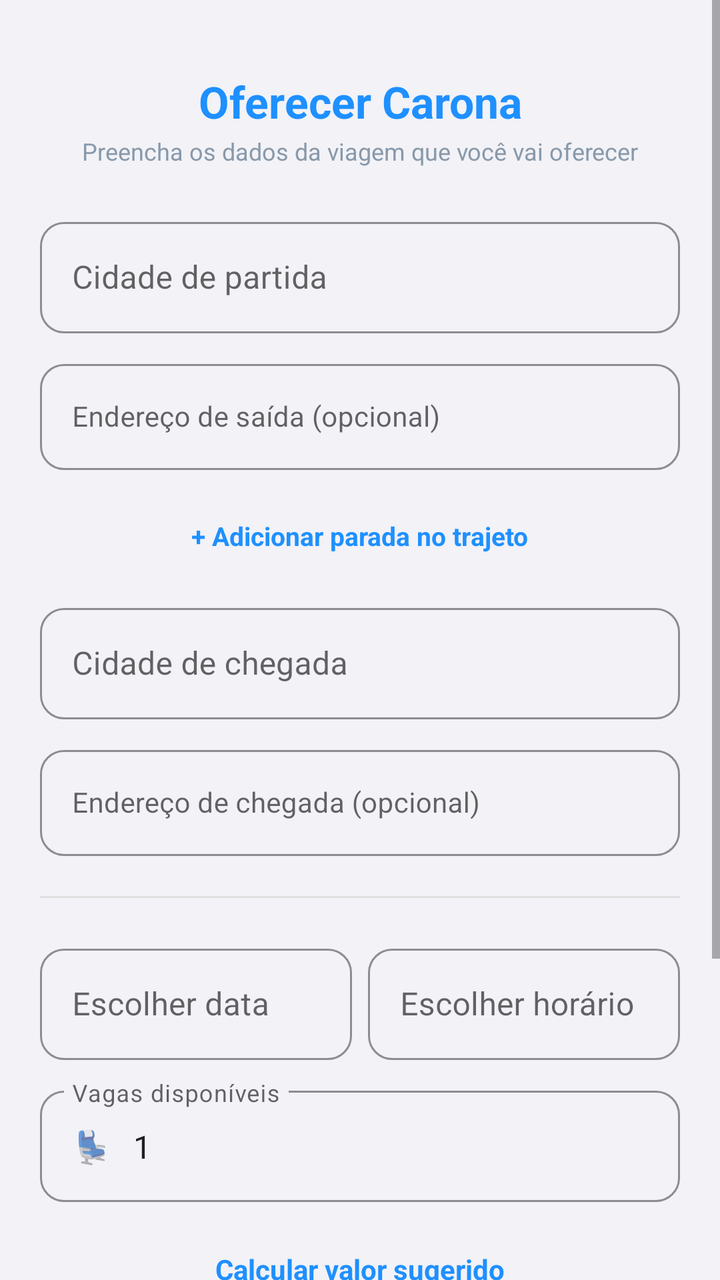
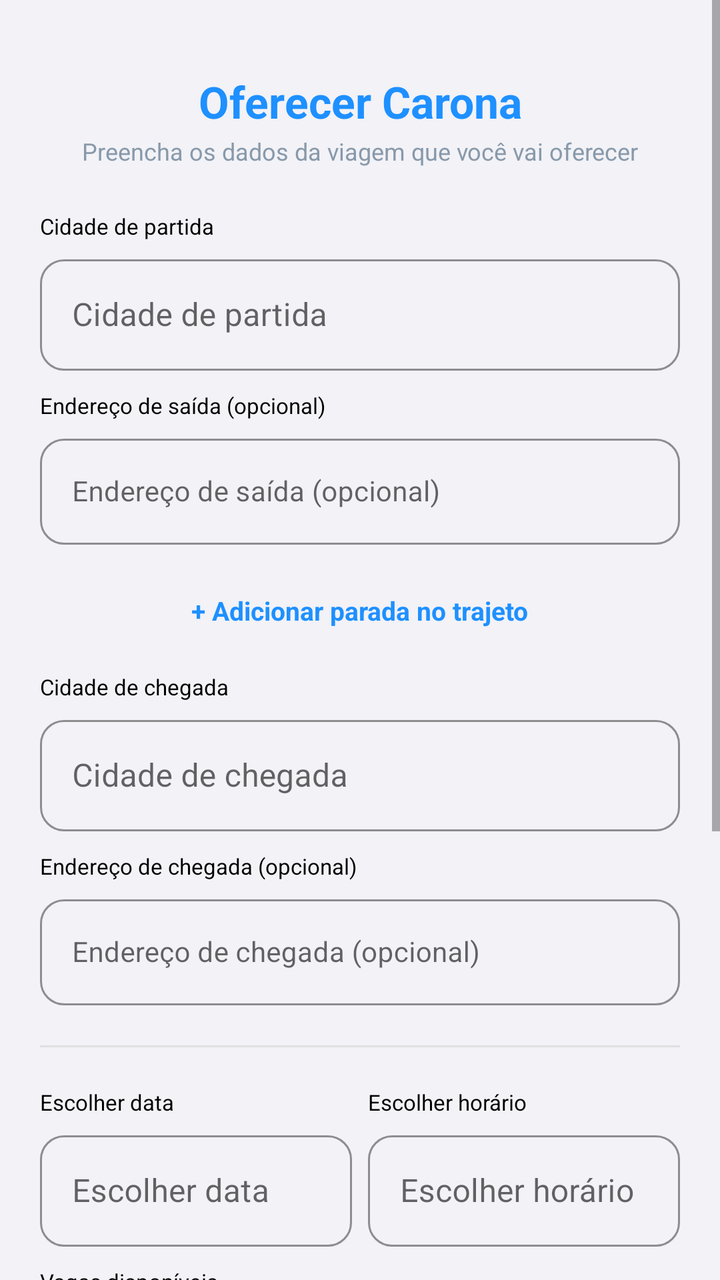

Before-and-after screenshots of an Android layout around one commit, followed by the original layout XML and the change that was made.
<!-- AndroidManifest.xml: application theme Theme.Caronas -->
<!-- res/layout/activity_oferecer_carona.xml -->
<?xml version="1.0" encoding="utf-8"?>
<ScrollView xmlns:android="http://schemas.android.com/apk/res/android"
    xmlns:app="http://schemas.android.com/apk/res-auto"
    android:id="@+id/scrollRoot"
    android:layout_width="match_parent"
    android:layout_height="match_parent"
    android:clipToPadding="false"
    android:background="@color/fundo_cinza_claro">

    <LinearLayout
        android:layout_width="match_parent"
        android:layout_height="wrap_content"
        android:orientation="vertical"
        android:paddingHorizontal="20dp"
        android:paddingBottom="24dp">

        <TextView
            android:layout_width="match_parent"
            android:layout_height="wrap_content"
            android:text="@string/oferecer_titulo"
            android:textColor="@color/azul_neon"
            android:textSize="22sp"
            android:textStyle="bold"
            android:gravity="center"
            android:paddingTop="36dp"
            android:layout_marginBottom="2dp" />

        <TextView
            android:layout_width="match_parent"
            android:layout_height="wrap_content"
            android:text="@string/oferecer_subtitulo"
            android:textColor="#8899AA"
            android:textSize="12sp"
            android:gravity="center"
            android:layout_marginBottom="22dp" />

        <com.google.android.material.textfield.TextInputLayout
            style="@style/Widget.MaterialComponents.TextInputLayout.OutlinedBox"
            android:layout_width="match_parent"
            android:layout_height="wrap_content"
            app:boxCornerRadiusTopStart="12dp"
            app:boxCornerRadiusTopEnd="12dp"
            app:boxCornerRadiusBottomStart="12dp"
            app:boxCornerRadiusBottomEnd="12dp"
            app:boxStrokeColor="@color/azul_neon"
            app:hintTextColor="@color/azul_neon"
            app:prefixText="🚩  "
            android:hint="@string/oferecer_origem_hint">

            <com.google.android.material.textfield.TextInputEditText
                android:id="@+id/etCidadeOrigem"
                android:layout_width="match_parent"
                android:layout_height="wrap_content"
                android:inputType="textCapWords"
                android:maxLines="1" />

        </com.google.android.material.textfield.TextInputLayout>

        <com.google.android.material.textfield.TextInputLayout
            style="@style/Widget.MaterialComponents.TextInputLayout.OutlinedBox"
            android:layout_width="match_parent"
            android:layout_height="wrap_content"
            android:layout_marginTop="10dp"
            app:boxCornerRadiusTopStart="12dp"
            app:boxCornerRadiusTopEnd="12dp"
            app:boxCornerRadiusBottomStart="12dp"
            app:boxCornerRadiusBottomEnd="12dp"
            app:boxStrokeColor="#B0BEC5"
            app:hintTextColor="#78909C"
            app:prefixText="📍  "
            android:hint="@string/oferecer_endereco_origem_hint">

            <com.google.android.material.textfield.TextInputEditText
                android:id="@+id/etEnderecoOrigem"
                android:layout_width="match_parent"
                android:layout_height="wrap_content"
                android:textSize="14sp"
                android:inputType="textCapSentences"
                android:maxLines="1" />

        </com.google.android.material.textfield.TextInputLayout>

        
        <LinearLayout
            android:id="@+id/containerParadas"
            android:layout_width="match_parent"
            android:layout_height="wrap_content"
            android:orientation="vertical"
            android:layout_marginTop="14dp" />

        <TextView
            android:id="@+id/btnAdicionarParada"
            android:layout_width="wrap_content"
            android:layout_height="wrap_content"
            android:layout_gravity="center"
            android:text="@string/oferecer_botao_adicionar_parada"
            android:textColor="@color/azul_neon"
            android:textStyle="bold"
            android:textSize="13sp"
            android:padding="10dp"
            android:layout_marginBottom="8dp"
            android:clickable="true"
            android:focusable="true" />

        <com.google.android.material.textfield.TextInputLayout
            style="@style/Widget.MaterialComponents.TextInputLayout.OutlinedBox"
            android:layout_width="match_parent"
            android:layout_height="wrap_content"
            android:layout_marginTop="4dp"
            app:boxCornerRadiusTopStart="12dp"
            app:boxCornerRadiusTopEnd="12dp"
            app:boxCornerRadiusBottomStart="12dp"
            app:boxCornerRadiusBottomEnd="12dp"
            app:boxStrokeColor="@color/azul_neon"
            app:hintTextColor="@color/azul_neon"
            app:prefixText="🏁  "
            android:hint="@string/oferecer_destino_hint">

            <com.google.android.material.textfield.TextInputEditText
                android:id="@+id/etCidadeDestino"
                android:layout_width="match_parent"
                android:layout_height="wrap_content"
                android:inputType="textCapWords"
                android:maxLines="1" />

        </com.google.android.material.textfield.TextInputLayout>

        <com.google.android.material.textfield.TextInputLayout
            style="@style/Widget.MaterialComponents.TextInputLayout.OutlinedBox"
            android:layout_width="match_parent"
            android:layout_height="wrap_content"
            android:layout_marginTop="10dp"
            android:layout_marginBottom="20dp"
            app:boxCornerRadiusTopStart="12dp"
            app:boxCornerRadiusTopEnd="12dp"
            app:boxCornerRadiusBottomStart="12dp"
            app:boxCornerRadiusBottomEnd="12dp"
            app:boxStrokeColor="#B0BEC5"
            app:hintTextColor="#78909C"
            app:prefixText="📍  "
            android:hint="@string/oferecer_endereco_destino_hint">

            <com.google.android.material.textfield.TextInputEditText
                android:id="@+id/etEnderecoDestino"
                android:layout_width="match_parent"
                android:layout_height="wrap_content"
                android:textSize="14sp"
                android:inputType="textCapSentences"
                android:maxLines="1" />

        </com.google.android.material.textfield.TextInputLayout>

        <View
            android:layout_width="match_parent"
            android:layout_height="1dp"
            android:background="#E0E0E0"
            android:layout_marginBottom="20dp" />

        <LinearLayout
            android:layout_width="match_parent"
            android:layout_height="wrap_content"
            android:orientation="horizontal"
            android:layout_marginBottom="10dp">

            <com.google.android.material.textfield.TextInputLayout
                style="@style/Widget.MaterialComponents.TextInputLayout.OutlinedBox"
                android:layout_width="0dp"
                android:layout_weight="1"
                android:layout_height="wrap_content"
                android:layout_marginEnd="8dp"
                app:boxCornerRadiusTopStart="12dp"
                app:boxCornerRadiusTopEnd="12dp"
                app:boxCornerRadiusBottomStart="12dp"
                app:boxCornerRadiusBottomEnd="12dp"
                app:boxStrokeColor="@color/azul_neon"
                app:hintTextColor="@color/azul_neon"
                app:prefixText="📅  "
                android:hint="@string/oferecer_escolher_data">

                <com.google.android.material.textfield.TextInputEditText
                    android:id="@+id/tvData"
                    android:layout_width="match_parent"
                    android:layout_height="wrap_content"
                    android:focusable="false"
                    android:cursorVisible="false"
                    android:maxLines="1" />

            </com.google.android.material.textfield.TextInputLayout>

            <com.google.android.material.textfield.TextInputLayout
                style="@style/Widget.MaterialComponents.TextInputLayout.OutlinedBox"
                android:layout_width="0dp"
                android:layout_weight="1"
                android:layout_height="wrap_content"
                app:boxCornerRadiusTopStart="12dp"
                app:boxCornerRadiusTopEnd="12dp"
                app:boxCornerRadiusBottomStart="12dp"
                app:boxCornerRadiusBottomEnd="12dp"
                app:boxStrokeColor="@color/azul_neon"
                app:hintTextColor="@color/azul_neon"
                app:prefixText="🕐  "
                android:hint="@string/oferecer_escolher_hora">

                <com.google.android.material.textfield.TextInputEditText
                    android:id="@+id/tvHora"
                    android:layout_width="match_parent"
                    android:layout_height="wrap_content"
                    android:focusable="false"
                    android:cursorVisible="false"
                    android:maxLines="1" />

            </com.google.android.material.textfield.TextInputLayout>

        </LinearLayout>

        <com.google.android.material.textfield.TextInputLayout
            style="@style/Widget.MaterialComponents.TextInputLayout.OutlinedBox"
            android:layout_width="match_parent"
            android:layout_height="wrap_content"
            android:layout_marginBottom="16dp"
            app:boxCornerRadiusTopStart="12dp"
            app:boxCornerRadiusTopEnd="12dp"
            app:boxCornerRadiusBottomStart="12dp"
            app:boxCornerRadiusBottomEnd="12dp"
            app:boxStrokeColor="@color/azul_neon"
            app:hintTextColor="@color/azul_neon"
            app:prefixText="💺  "
            android:hint="@string/oferecer_vagas_hint">

            <com.google.android.material.textfield.TextInputEditText
                android:id="@+id/etVagas"
                android:layout_width="match_parent"
                android:layout_height="wrap_content"
                android:text="1"
                android:inputType="number"
                android:maxLength="1"
                android:maxLines="1" />

        </com.google.android.material.textfield.TextInputLayout>

        <TextView
            android:id="@+id/btnCalcularSugestao"
            android:layout_width="wrap_content"
            android:layout_height="wrap_content"
            android:layout_gravity="center"
            android:text="@string/oferecer_botao_calcular_sugestao"
            android:textColor="@color/azul_neon"
            android:textStyle="bold"
            android:padding="8dp"
            android:clickable="true"
            android:focusable="true" />

        
        <LinearLayout
            android:id="@+id/layoutSugestao"
            android:layout_width="match_parent"
            android:layout_height="wrap_content"
            android:orientation="vertical"
            android:padding="10dp"
            android:background="#141E90FF"
            android:layout_marginBottom="10dp"
            android:visibility="gone" />

        <com.google.android.material.textfield.TextInputLayout
            style="@style/Widget.MaterialComponents.TextInputLayout.OutlinedBox"
            android:layout_width="match_parent"
            android:layout_height="wrap_content"
            android:layout_marginBottom="24dp"
            app:boxCornerRadiusTopStart="12dp"
            app:boxCornerRadiusTopEnd="12dp"
            app:boxCornerRadiusBottomStart="12dp"
            app:boxCornerRadiusBottomEnd="12dp"
            app:boxStrokeColor="@color/azul_neon"
            app:hintTextColor="@color/azul_neon"
            app:prefixText="💰  "
            android:hint="@string/oferecer_valor_hint">

            <com.google.android.material.textfield.TextInputEditText
                android:id="@+id/etValorPorVaga"
                android:layout_width="match_parent"
                android:layout_height="wrap_content"
                android:inputType="numberDecimal"
                android:maxLines="1" />

        </com.google.android.material.textfield.TextInputLayout>

        <Button
            android:id="@+id/btnPublicar"
            android:layout_width="match_parent"
            android:layout_height="52dp"
            android:text="@string/oferecer_botao_publicar"
            android:textColor="#FFFFFF"
            android:textStyle="bold"
            android:textSize="15sp"
            android:background="@drawable/botao_azul_neon"
            android:layout_marginBottom="16dp" />

        <ProgressBar
            android:id="@+id/progressBar"
            android:layout_width="wrap_content"
            android:layout_height="wrap_content"
            android:layout_gravity="center"
            android:visibility="gone" />

        
        <TextView
            android:layout_width="match_parent"
            android:layout_height="wrap_content"
            android:text="@string/autocomplete_atribuicao"
            android:textColor="#8899AA"
            android:textSize="10sp"
            android:gravity="center"
            android:autoLink="web"
            android:layout_marginTop="12dp" />

    </LinearLayout>
</ScrollView>
<!-- resources referenced by this layout -->
<resources>
  <color name="azul_neon">#1E90FF</color>
  <color name="fundo_cinza_claro">#F2F2F7</color>
  <!-- drawable botao_azul_neon (drawable) -->
  <?xml version="1.0" encoding="utf-8"?>
  <shape xmlns:android="http://schemas.android.com/apk/res/android">
      <solid android:color="#1E90FF" />
      <corners android:radius="25dp" />
      <stroke android:width="2dp" android:color="#66C7FF" />
      <padding android:left="16dp" android:right="16dp" android:top="12dp" android:bottom="12dp" />
  </shape>
  <string name="autocomplete_atribuicao">Sugestões de endereço por https://locationiq.com</string>
  <string name="oferecer_botao_adicionar_parada">+ Adicionar parada no trajeto</string>
  <string name="oferecer_botao_calcular_sugestao">Calcular valor sugerido</string>
  <string name="oferecer_botao_publicar">Publicar Carona</string>
  <string name="oferecer_destino_hint">Cidade de chegada</string>
  <string name="oferecer_endereco_destino_hint">Endereço de chegada (opcional)</string>
  <string name="oferecer_endereco_origem_hint">Endereço de saída (opcional)</string>
  <string name="oferecer_escolher_data">Escolher data</string>
  <string name="oferecer_escolher_hora">Escolher horário</string>
  <string name="oferecer_origem_hint">Cidade de partida</string>
  <string name="oferecer_subtitulo">Preencha os dados da viagem que você vai oferecer</string>
  <string name="oferecer_titulo">Oferecer Carona</string>
  <string name="oferecer_vagas_hint">Vagas disponíveis</string>
  <string name="oferecer_valor_hint">Valor por vaga (R$)</string>
  <style name="Theme.Caronas" parent="Theme.MaterialComponents.DayNight.NoActionBar">
          <item name="colorPrimary">@color/azul_neon</item>
          <item name="colorPrimaryVariant">@color/azul_neon_escuro</item>
          <item name="colorOnPrimary">@color/white</item>
          <item name="colorSecondary">@color/azul_neon</item>
          <item name="colorSecondaryVariant">@color/azul_neon_escuro</item>
          <item name="colorOnSecondary">@color/white</item>
          <item name="android:statusBarColor">@color/fundo_escuro</item>
          <item name="android:windowBackground">@color/fundo_escuro</item>
      </style>
  <color name="azul_neon_escuro">#0D47A1</color>
  <color name="white">#FFFFFFFF</color>
  <color name="fundo_escuro">#0A0E1A</color>
</resources>

<!-- the commit's change to res/layout/activity_oferecer_carona.xml (unified diff, before → after) -->
@@ -34,6 +34,10 @@
             android:gravity="center"
             android:layout_marginBottom="22dp" />
 
+        <TextView
+            style="@style/RotuloCampoCaronas"
+            android:text="@string/oferecer_origem_hint" />
+
         <com.google.android.material.textfield.TextInputLayout
             style="@style/Widget.MaterialComponents.TextInputLayout.OutlinedBox"
             android:layout_width="match_parent"
@@ -56,11 +60,15 @@
 
         </com.google.android.material.textfield.TextInputLayout>
 
-        <com.google.android.material.textfield.TextInputLayout
-            style="@style/Widget.MaterialComponents.TextInputLayout.OutlinedBox"
-            android:layout_width="match_parent"
-            android:layout_height="wrap_content"
+        <TextView
+            style="@style/RotuloCampoCaronas"
             android:layout_marginTop="10dp"
+            android:text="@string/oferecer_endereco_origem_hint" />
+
+        <com.google.android.material.textfield.TextInputLayout
+            style="@style/Widget.MaterialComponents.TextInputLayout.OutlinedBox"
+            android:layout_width="match_parent"
+            android:layout_height="wrap_content"
             app:boxCornerRadiusTopStart="12dp"
             app:boxCornerRadiusTopEnd="12dp"
             app:boxCornerRadiusBottomStart="12dp"
@@ -102,11 +110,15 @@
             android:clickable="true"
             android:focusable="true" />
 
-        <com.google.android.material.textfield.TextInputLayout
-            style="@style/Widget.MaterialComponents.TextInputLayout.OutlinedBox"
-            android:layout_width="match_parent"
-            android:layout_height="wrap_content"
+        <TextView
+            style="@style/RotuloCampoCaronas"
             android:layout_marginTop="4dp"
+            android:text="@string/oferecer_destino_hint" />
+
+        <com.google.android.material.textfield.TextInputLayout
+            style="@style/Widget.MaterialComponents.TextInputLayout.OutlinedBox"
+            android:layout_width="match_parent"
+            android:layout_height="wrap_content"
             app:boxCornerRadiusTopStart="12dp"
             app:boxCornerRadiusTopEnd="12dp"
             app:boxCornerRadiusBottomStart="12dp"
@@ -125,11 +137,15 @@
 
         </com.google.android.material.textfield.TextInputLayout>
 
-        <com.google.android.material.textfield.TextInputLayout
-            style="@style/Widget.MaterialComponents.TextInputLayout.OutlinedBox"
-            android:layout_width="match_parent"
-            android:layout_height="wrap_content"
+        <TextView
+            style="@style/RotuloCampoCaronas"
             android:layout_marginTop="10dp"
+            android:text="@string/oferecer_endereco_destino_hint" />
+
+        <com.google.android.material.textfield.TextInputLayout
+            style="@style/Widget.MaterialComponents.TextInputLayout.OutlinedBox"
+            android:layout_width="match_parent"
+            android:layout_height="wrap_content"
             android:layout_marginBottom="20dp"
             app:boxCornerRadiusTopStart="12dp"
             app:boxCornerRadiusTopEnd="12dp"
@@ -155,6 +171,26 @@
             android:layout_height="1dp"
             android:background="#E0E0E0"
             android:layout_marginBottom="20dp" />
+
+        <LinearLayout
+            android:layout_width="match_parent"
+            android:layout_height="wrap_content"
+            android:orientation="horizontal">
+
+            <TextView
+                style="@style/RotuloCampoCaronas"
+                android:layout_width="0dp"
+                android:layout_weight="1"
+                android:layout_marginEnd="8dp"
+                android:text="@string/oferecer_escolher_data" />
+
+            <TextView
+                style="@style/RotuloCampoCaronas"
+                android:layout_width="0dp"
+                android:layout_weight="1"
+                android:text="@string/oferecer_escolher_hora" />
+
+        </LinearLayout>
 
         <LinearLayout
             android:layout_width="match_parent"
@@ -213,6 +249,10 @@
 
         </LinearLayout>
 
+        <TextView
+            style="@style/RotuloCampoCaronas"
+            android:text="@string/oferecer_vagas_hint" />
+
         <com.google.android.material.textfield.TextInputLayout
             style="@style/Widget.MaterialComponents.TextInputLayout.OutlinedBox"
             android:layout_width="match_parent"
@@ -261,6 +301,10 @@
             android:layout_marginBottom="10dp"
             android:visibility="gone" />
 
+        <TextView
+            style="@style/RotuloCampoCaronas"
+            android:text="@string/oferecer_valor_hint" />
+
         <com.google.android.material.textfield.TextInputLayout
             style="@style/Widget.MaterialComponents.TextInputLayout.OutlinedBox"
             android:layout_width="match_parent"
<!-- resource entries referenced after the edit -->
@@ -24,6 +24,13 @@
   <string name="oferecer_titulo">Oferecer Carona</string>
   <string name="oferecer_vagas_hint">Vagas disponíveis</string>
   <string name="oferecer_valor_hint">Valor por vaga (R$)</string>
+  <style name="RotuloCampoCaronas">
+          <item name="android:layout_width">match_parent</item>
+          <item name="android:layout_height">wrap_content</item>
+          <item name="android:textColor">#000000</item>
+          <item name="android:textSize">11sp</item>
+          <item name="android:layout_marginBottom">4dp</item>
+      </style>
   <style name="Theme.Caronas" parent="Theme.MaterialComponents.DayNight.NoActionBar">
           <item name="colorPrimary">@color/azul_neon</item>
           <item name="colorPrimaryVariant">@color/azul_neon_escuro</item>
